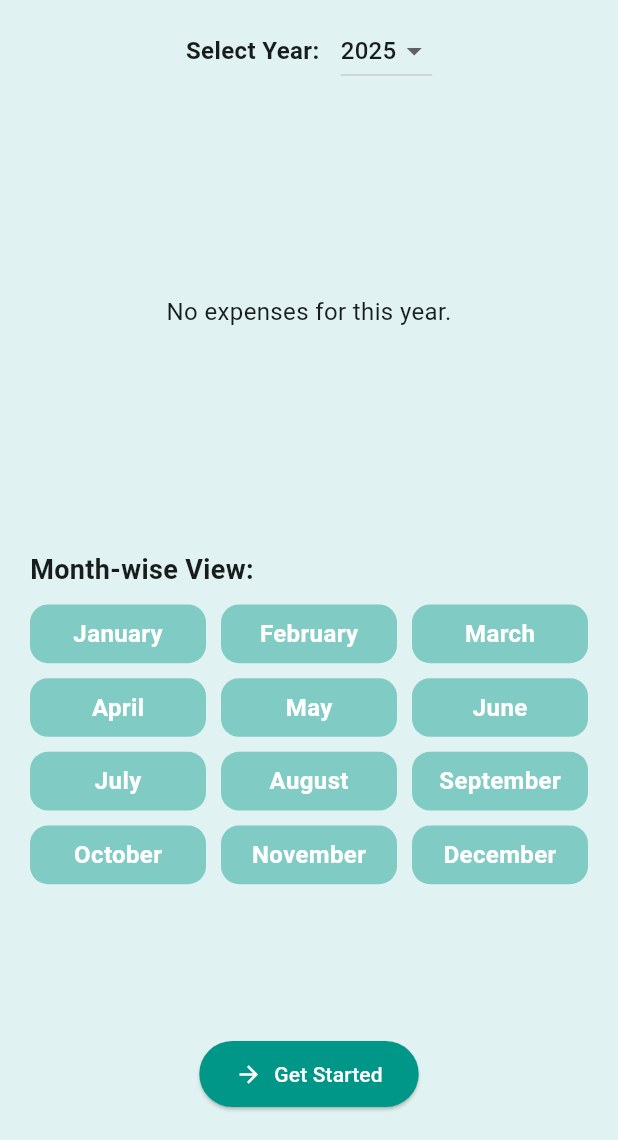
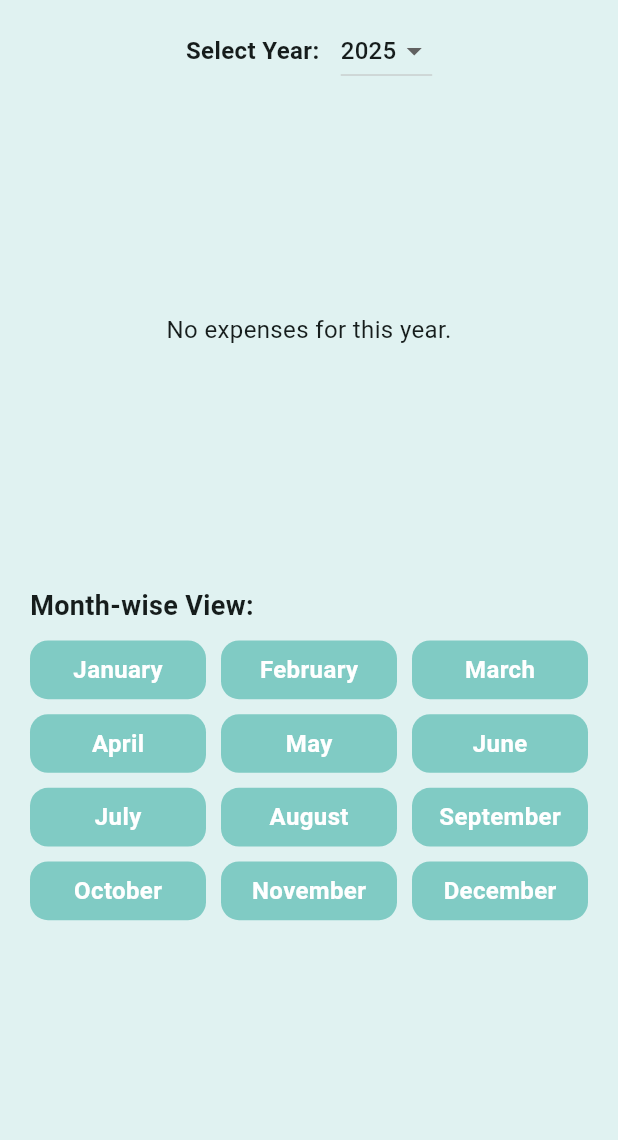
Before and after one commit to riteshny-dev/expense_manager, a Flutter app: the screen it shows after launch, on a phone screen of 412 x 824 dp, the part 96-1236 px from its top. Run offline on Flutter 3.47's test engine with Material 3 defaults, Android fonts, the phone set to English and light mode, and no system bars; our stand-ins replace fl_chart, hive, hive_flutter; accounts and stored records are empty.

Commit message:
Removed 'Get Started' button from WelcomeScreen

```diff
--- a/lib/main.dart
+++ b/lib/main.dart
@@ -55,7 +55,6 @@ class MyApp extends StatelessWidget {
         ),
       ),
       darkTheme: ThemeData.dark().copyWith(
-        useMaterial3: true,
         colorScheme: ColorScheme.fromSeed(
           seedColor: Colors.teal,
           brightness: Brightness.dark,
--- a/lib/screens/welcome_screen.dart
+++ b/lib/screens/welcome_screen.dart
@@ -192,21 +192,6 @@ class _WelcomeScreenState extends State<WelcomeScreen> {
                 ),
               ),
               const SizedBox(height: 10),
-              ElevatedButton.icon(
-                icon: const Icon(Icons.arrow_forward),
-                label: const Text('Get Started'),
-                style: ElevatedButton.styleFrom(
-                  backgroundColor: Colors.teal,
-                  foregroundColor: Colors.white,
-                  padding: const EdgeInsets.symmetric(horizontal: 24, vertical: 12),
-                ),
-                onPressed: () {
-                  Navigator.pushReplacement(
-                    context,
-                    MaterialPageRoute(builder: (_) => const HomeScreen()),
-                  );
-                },
-              ),
             ],
           ),
         ),
```
Also changed, not shown: 1 other file.
